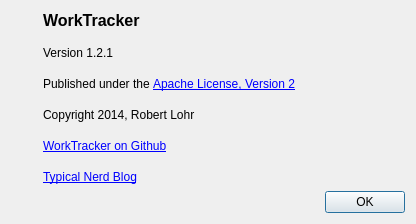
Before: the Qt Designer form ui/aboutdialog.ui in the-codeslinger/WorkTracker, drawn with Qt 5.
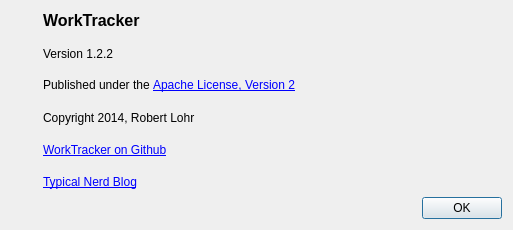
After: the same form once the commit is applied. Icons and pictures are not drawn.

Commit message: Improvement for task input line edit

The edit to the form file:
```diff
--- a/ui/aboutdialog.ui
+++ b/ui/aboutdialog.ui
@@ -6,8 +6,8 @@
    <rect>
     <x>0</x>
     <y>0</y>
-    <width>416</width>
-    <height>224</height>
+    <width>513</width>
+    <height>230</height>
    </rect>
   </property>
   <property name="sizePolicy">
@@ -66,7 +66,7 @@
        <item>
         <widget class="QLabel" name="versionLabel">
          <property name="text">
-          <string>Version 1.2.1</string>
+          <string>Version 1.2.2</string>
          </property>
         </widget>
        </item>
```
The commit also changes 1 other file.
